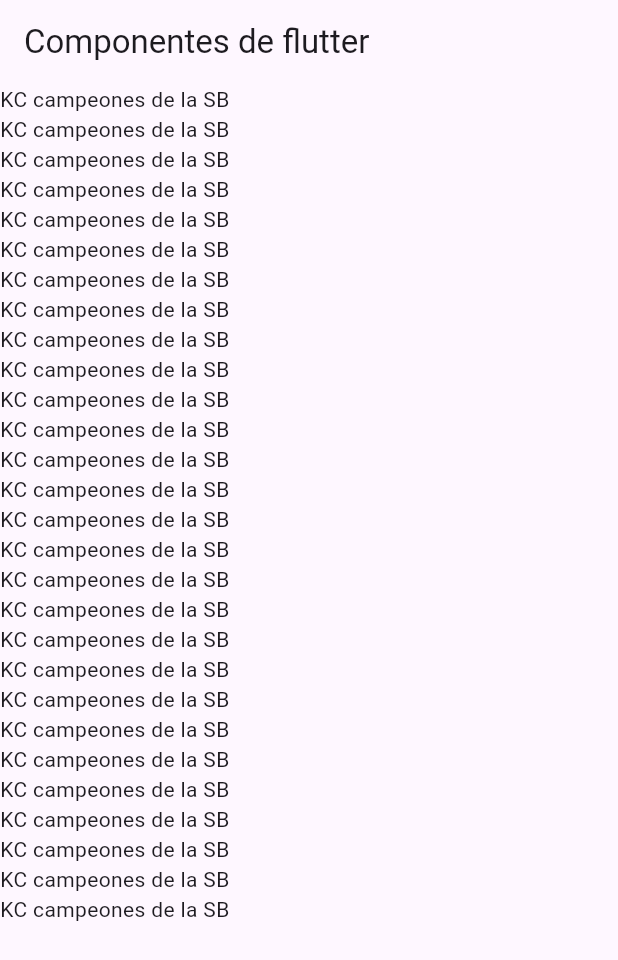
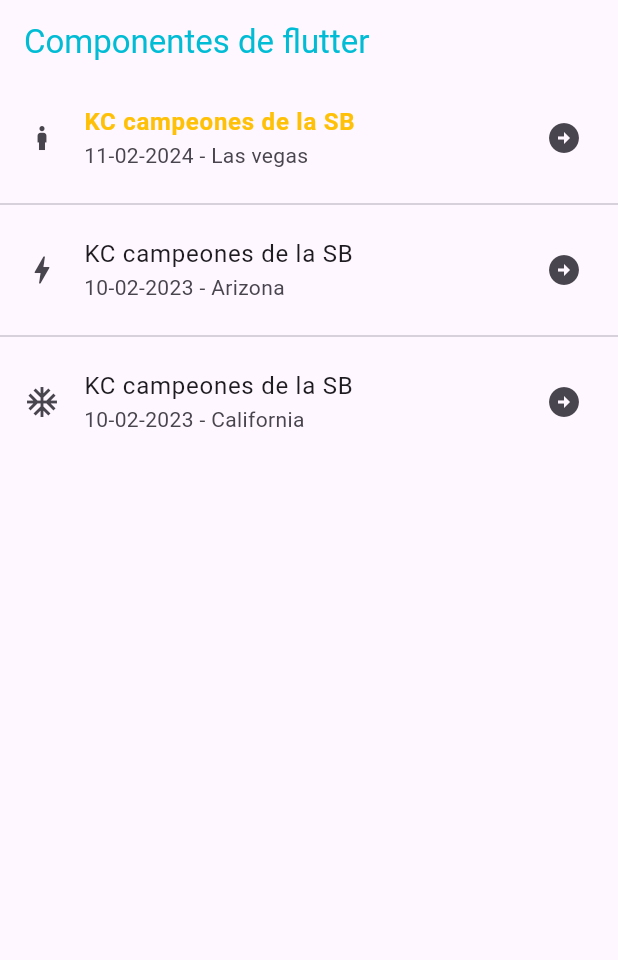
Before and after one commit to DiegoARomeroH/componentes_Flutter, a Flutter app: the screen it shows after launch, on a phone screen of 412 x 824 dp. Shown: the top 960 px of the screen. Run offline on Flutter 3.47's test engine with Material 3 defaults, Android fonts, the phone set to English and light mode, and no system bars.

Commit message:
Adding listitle to the Listview

```diff
--- a/lib/home_screen.dart
+++ b/lib/home_screen.dart
@@ -7,38 +7,33 @@
   Widget build(BuildContext context) {
     return Scaffold(
       appBar: AppBar(
-        title: const Text('Componentes de flutter'),
+        title: const Text('Componentes de flutter', style: TextStyle(color: Colors.cyan),),
       ),
         body: ListView(
           children: const [
-            Text('KC campeones de la SB'),
-            Text('KC campeones de la SB'),
-            Text('KC campeones de la SB'),
-            Text('KC campeones de la SB'),
-            Text('KC campeones de la SB'),
-            Text('KC campeones de la SB'),
-            Text('KC campeones de la SB'),
-            Text('KC campeones de la SB'),
-            Text('KC campeones de la SB'),
-            Text('KC campeones de la SB'),
-            Text('KC campeones de la SB'),
-            Text('KC campeones de la SB'),
-            Text('KC campeones de la SB'),
-            Text('KC campeones de la SB'),
-            Text('KC campeones de la SB'),
-            Text('KC campeones de la SB'),
-            Text('KC campeones de la SB'),
-            Text('KC campeones de la SB'),
-            Text('KC campeones de la SB'),
-            Text('KC campeones de la SB'),
-            Text('KC campeones de la SB'),
-            Text('KC campeones de la SB'),
-            Text('KC campeones de la SB'),
-            Text('KC campeones de la SB'),
-            Text('KC campeones de la SB'),
-            Text('KC campeones de la SB'),
-            Text('KC campeones de la SB'),
-            Text('KC campeones de la SB'),
+            ListTile(
+              leading: Icon(Icons.boy),
+              title: Text('KC campeones de la SB',
+                     style: TextStyle(
+                     color: Colors.amber,
+                     fontWeight: FontWeight.bold),),
+              subtitle: Text('11-02-2024 - Las vegas'),
+              trailing: Icon(Icons.arrow_circle_right),
+            ),
+            Divider(),
+            ListTile(
+              leading:  Icon(Icons.bolt),
+              title: Text('KC campeones de la SB'),
+              subtitle: Text('10-02-2023 - Arizona'),
+              trailing: Icon(Icons.arrow_circle_right),
+            ),
+            Divider(),
+            ListTile(
+              leading: Icon(Icons.ac_unit),
+              title: Text('KC campeones de la SB'),
+              subtitle: Text('10-02-2023 - California'),
+              trailing: Icon(Icons.arrow_circle_right),
+            ),
           ],
         )
       );
```
